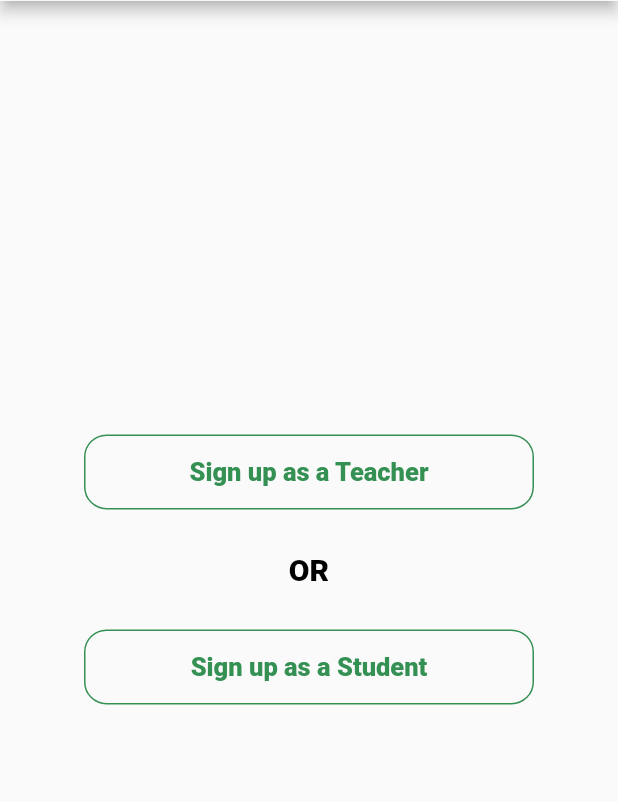
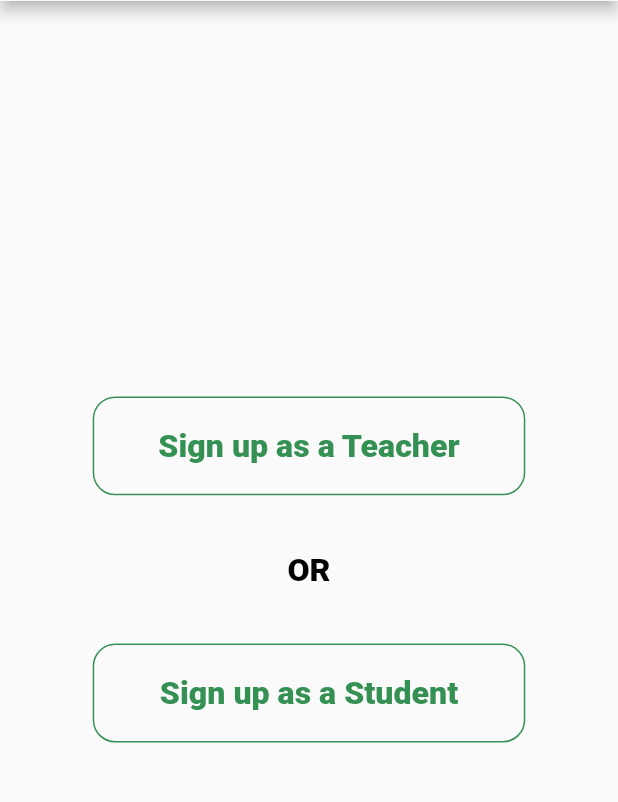
Before and after one commit to moinur-rahman/academi-portal, a Flutter app: the CreateAccount screen opened by its route, on a phone screen of 412 x 824 dp, the part 98-900 px from its top. Run offline on Flutter 3.47's test engine with Material 2 defaults, Android fonts, the light colour scheme and no system bars; drawn by our look-alikes of carousel_slider; our stand-ins replace flutter_dotenv, graphql, image_picker, page_transition, shared_preferences; missing offline and left inert: dart:ffi; accounts and stored records are empty.

Commit message:
create account section page responsive

```diff
--- a/lib/view/create_account_section.dart
+++ b/lib/view/create_account_section.dart
@@ -13,21 +13,22 @@ class CreateAccount extends StatelessWidget {
   @override
   Widget build(BuildContext context) {
     double height = MediaQuery.of(context).size.height;
+    double width = MediaQuery.of(context).size.width;
     return Scaffold(
       appBar: AppBarWidget(
         title: "Create Account",
         height: height,
       ),
       body: Center(
-        child: Container(
+        child: SizedBox(
           width: double.infinity,
-          height: 180,
+          height: height * 0.28,
           child: Column(
             mainAxisAlignment: MainAxisAlignment.spaceBetween,
             children: [
               SizedBox(
-                width: 300,
-                height: 50,
+                width: width * 0.7,
+                height: height * 0.08,
                 child: OutlinedButton(
                   onPressed: () =>
                       Navigator.pushNamed(context, SignUpTeacher.routeName),
@@ -40,28 +41,28 @@ class CreateAccount extends StatelessWidget {
                       borderRadius: BorderRadius.circular(15),
                     ),
                   ),
-                  child: const Text(
+                  child: Text(
                     "Sign up as a Teacher",
                     style: TextStyle(
                       fontWeight: FontWeight.bold,
-                      fontSize: 17,
+                      fontSize: height * 0.026,
                     ),
                   ),
                 ),
               ),
-              const SizedBox(
+              SizedBox(
                 child: Text(
                   "OR",
                   style: TextStyle(
                     color: AppColors.black,
                     fontWeight: FontWeight.bold,
-                    fontSize: 20,
+                    fontSize: height * 0.026,
                   ),
                 ),
               ),
               SizedBox(
-                width: 300,
-                height: 50,
+                width: width * 0.7,
+                height: height * 0.08,
                 child: OutlinedButton(
                   onPressed: () =>
                       Navigator.pushNamed(context, SignUpStudent.routeName),
@@ -74,9 +75,12 @@ class CreateAccount extends StatelessWidget {
                       borderRadius: BorderRadius.circular(15),
                     ),
                   ),
-                  child: const Text(
+                  child: Text(
                     "Sign up as a Student",
-                    style: TextStyle(fontWeight: FontWeight.bold, fontSize: 17),
+                    style: TextStyle(
+                      fontWeight: FontWeight.bold,
+                      fontSize: height * 0.026,
+                    ),
                   ),
                 ),
               ),
```
